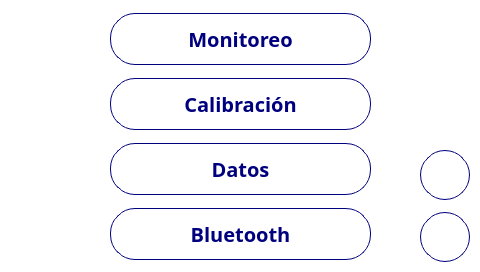
Above: src/views/MainMenu.ui from Giocerz/water_quality_rpi before the change. Below: the same form after it.
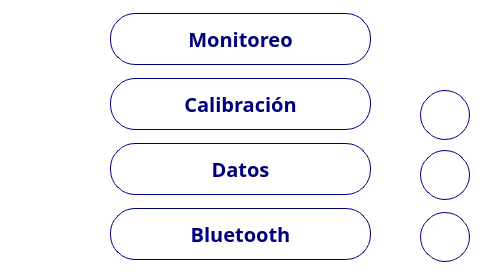
That is the form after the change.

What changed in the file:
```diff
--- a/src/views/MainMenu.ui
+++ b/src/views/MainMenu.ui
@@ -139,6 +139,22 @@
      <string/>
     </property>
    </widget>
+   <widget class="QPushButton" name="updateBtn">
+    <property name="geometry">
+     <rect>
+      <x>420</x>
+      <y>90</y>
+      <width>50</width>
+      <height>50</height>
+     </rect>
+    </property>
+    <property name="styleSheet">
+     <string notr="true"/>
+    </property>
+    <property name="text">
+     <string/>
+    </property>
+   </widget>
   </widget>
  </widget>
  <resources/>
```
